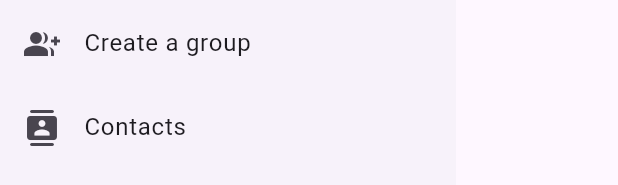
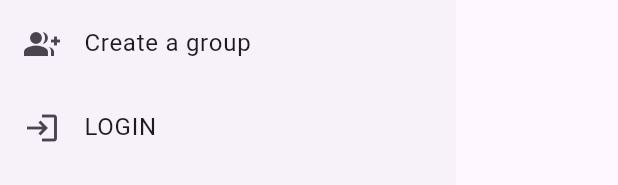
Before and after one commit to rasul-1/RecipeApp, a Flutter app: what myDrawer() shows on an empty page, opened directly, on a phone screen of 412 x 824 dp. Shown: the part 336-521 px from the top of the screen. Run offline on Flutter 3.47's test engine with Material 3 defaults, Android fonts, the phone set to English and light mode, and no system bars; missing offline and left inert: sz_fancy_bottom_navigation; Roboto replaces fonts that are missing (Sevillana).

Commit message:
I changed the name of the tile

```diff
--- a/recipe_app/lib/home_page.dart
+++ b/recipe_app/lib/home_page.dart
@@ -60,8 +60,8 @@ Widget myDrawer(BuildContext context) {
           },
         ),
         ListTile(
-          title:const Text("Contacts"),
-          leading:const Icon(Icons.contacts_rounded),
+          title:const Text("LOGIN"),
+          leading:const Icon(Icons.login_outlined),
           onTap: () {
             Navigator.pushNamed(context, Cons.second);
           },
```
